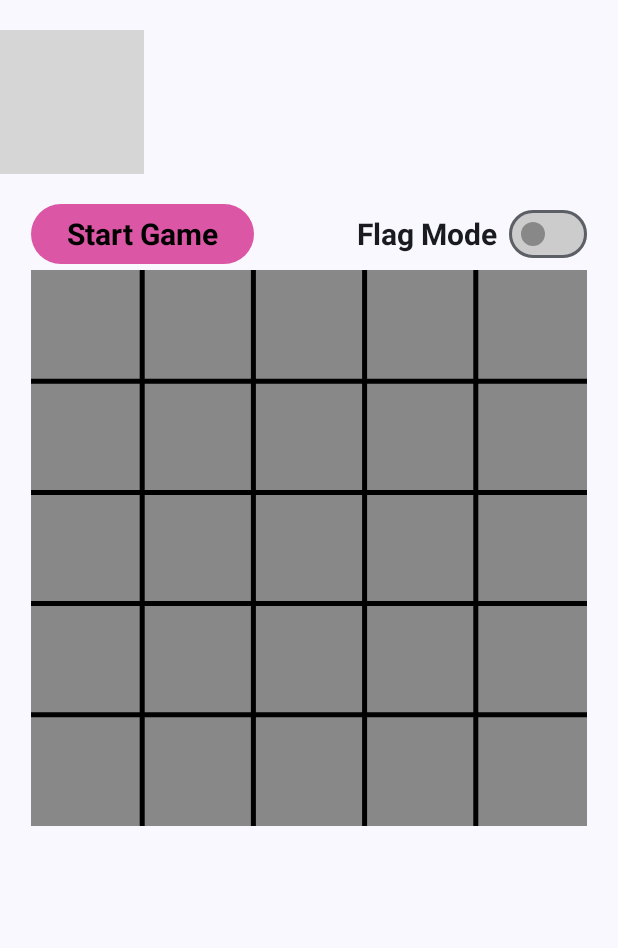
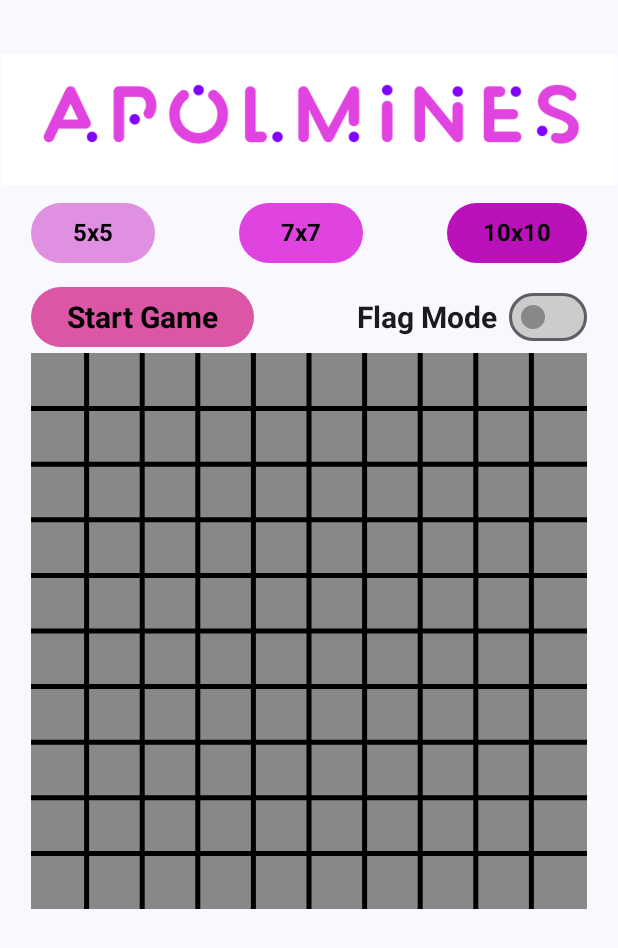
Before and after one commit to charlie-apolseed/AndroidMineSweeper, an Android app built with Jetpack Compose: the screen it shows after launch (MainActivity), after a tap on "Start Game", on a phone screen of 412 x 824 dp. Shown: the top 948 px of the screen. Run offline under Robolectric (Android 15) with nearby library versions, the phone set to English and light mode, and no system bars; 3 other taps on this screen came first; grey boxes are pictures that could not be loaded.

Commit message:
[Submission]

```diff
--- a/app/src/main/java/com/example/apolinskyminesweeper/MainActivity.kt
+++ b/app/src/main/java/com/example/apolinskyminesweeper/MainActivity.kt
@@ -5,14 +5,13 @@ import androidx.activity.ComponentActivity
 import androidx.activity.compose.setContent
 import androidx.activity.enableEdgeToEdge
 import androidx.compose.foundation.Image
-import androidx.compose.foundation.background
 import androidx.compose.foundation.layout.Column
 import androidx.compose.foundation.layout.fillMaxSize
 import androidx.compose.foundation.layout.padding
 import androidx.compose.material3.ExperimentalMaterial3Api
 import androidx.compose.material3.Scaffold
+import androidx.compose.ui.Alignment
 import androidx.compose.ui.Modifier
-import androidx.compose.ui.graphics.Color
 import androidx.compose.ui.graphics.ImageBitmap
 import androidx.compose.ui.res.imageResource
 import androidx.compose.ui.unit.dp
@@ -30,19 +29,28 @@ class MainActivity : ComponentActivity() {
 
                 Scaffold(
                     modifier = Modifier
-                        .fillMaxSize()
-                        .background(Color(0xFFFFFFFF)), // Set the background color to white
+                        .fillMaxSize(), // Set the background color to white
                 ) { innerPadding ->
-                    Column {
+                    Column(
+                        modifier = Modifier
+                            .fillMaxSize()
+                            .padding(vertical = 16.dp),  // Reduced the vertical padding
+                        horizontalAlignment = Alignment.CenterHorizontally
+                    ) {
                         Image(
                             bitmap = logo,
                             contentDescription = "Logo",
-                            modifier = Modifier.padding(bottom = 16.dp).padding(top = 20.dp)
+                            modifier = Modifier
+                                .padding(bottom = 8.dp)  // Reduced space between the logo and screen content
+                                .padding(top = 20.dp)
                         )
+
+                        // Removed the extra padding in MineSweeperScreen
                         MineSweeperScreen(modifier = Modifier.padding(innerPadding))
                     }
                 }
             }
         }
     }
+
 }
--- a/app/src/main/java/com/example/apolinskyminesweeper/ui/screen/MineSweeperModel.kt
+++ b/app/src/main/java/com/example/apolinskyminesweeper/ui/screen/MineSweeperModel.kt
@@ -11,22 +11,22 @@ import kotlin.random.Random
 
 
 class MineSweeperModel : ViewModel() {
-    val BOARD_SIZE = 5
-    var board by mutableStateOf(Array(BOARD_SIZE) { Array(BOARD_SIZE) { "" } })
-    var solutionBoard by mutableStateOf(Array(BOARD_SIZE) { Array(BOARD_SIZE) { "" } })
+    var boardSize by mutableStateOf(5)
+    var board by mutableStateOf(Array(boardSize) { Array(boardSize) { "" } })
+    var solutionBoard by mutableStateOf(Array(boardSize) { Array(boardSize) { "" } })
     var flagMode by mutableStateOf(false)
     var isGameOver by mutableStateOf(false)
     var isGameWon by mutableStateOf(false)
+    var mineCount by mutableStateOf(3)
 
 
     fun startGame() {
-        // Initialize the board and solution board
-        board = Array(BOARD_SIZE) { Array(BOARD_SIZE) { "" } }
-        solutionBoard = Array(BOARD_SIZE) { Array(BOARD_SIZE) { "" } }
-        var mineCount = 3
+
+        board = Array(boardSize) { Array(boardSize) { "" } }
+        solutionBoard = Array(boardSize) { Array(boardSize) { "" } }
         while (mineCount > 0) {
-            val x = Random.nextInt(BOARD_SIZE)
-            val y = Random.nextInt(BOARD_SIZE)
+            val x = Random.nextInt(boardSize)
+            val y = Random.nextInt(boardSize)
             if (solutionBoard[x][y] == "") {
                 solutionBoard[x][y] = "mine"
                 mineCount--
@@ -36,6 +36,17 @@ class MineSweeperModel : ViewModel() {
         isGameOver = false
         isGameWon = false
         Log.d("Solution Board", solutionBoard.contentDeepToString())
+    }
+
+    fun updateBoardSize (size: Int) {
+        boardSize = size
+        mineCount = when (size) {
+            5 -> 3
+            7 -> 6
+            10 -> 15
+            else -> 3
+        }
+        startGame()
     }
 
     fun onCellClick(row: Int, col: Int) {
@@ -56,14 +67,14 @@ class MineSweeperModel : ViewModel() {
             isGameOver = true
             isGameWon = true
         }
-        // Force board update
-        board = board.copyOf() // This line triggers the recomposition
+
+        board = board.copyOf()
     }
 
     fun isBoardFull(): Boolean {
         for (row in board) {
             for (cell in row) {
-                if (cell == "") { // Assuming empty cells are represented by an empty string
+                if (cell == "") {
                     return false
                 }
             }
@@ -79,30 +90,30 @@ class MineSweeperModel : ViewModel() {
         var mineCount = 0
         for (i in (row - 1)..(row + 1)) {
             for (j in (col - 1)..(col + 1)) {
-                if ((i in 0..(BOARD_SIZE - 1) && j in 0..(BOARD_SIZE - 1)) && (solutionBoard[i][j] == "mine")) {
+                if ((i in 0..(boardSize - 1) && j in 0..(boardSize - 1)) && (solutionBoard[i][j] == "mine")) {
                     mineCount += 1
                 }
             }
         }
         if (mineCount == 0) {
-            val isRevealed = Array(BOARD_SIZE) { Array(BOARD_SIZE) { false } }
+            val isRevealed = Array(boardSize) { Array(boardSize) { false } }
             revealEmptyArea(row, col, isRevealed)
         }
         Log.d("Board", board.contentDeepToString())
         return mineCount
     }
 
-    fun revealEmptyArea(row: Int, col: Int, isRevealed: Array<Array<Boolean>> = Array(BOARD_SIZE) { Array(BOARD_SIZE) { false } }) {
+    fun revealEmptyArea(row: Int, col: Int, isRevealed: Array<Array<Boolean>> = Array(boardSize) { Array(boardSize) { false } }) {
         isRevealed[row][col] = true
         for (i in (row - 1)..(row + 1)) {
             for (j in (col - 1)..(col + 1)) {
-                if ((i in 0..(BOARD_SIZE - 1) && j in 0..(BOARD_SIZE - 1)) && (solutionBoard[i][j] == "mine")) {
+                if ((i in 0..(boardSize - 1) && j in 0..(boardSize - 1)) && (solutionBoard[i][j] == "mine")) {
                     return
                 }
             }
         }
         board[row][col] = "0"
-        if (row + 1 < BOARD_SIZE) {
+        if (row + 1 < boardSize) {
             if (!isRevealed[row + 1][col]) {
                 revealEmptyArea(row + 1, col, isRevealed)
             }
@@ -112,7 +123,7 @@ class MineSweeperModel : ViewModel() {
                 revealEmptyArea(row - 1, col, isRevealed)
             }
         }
-        if (col + 1 < BOARD_SIZE) {
+        if (col + 1 < boardSize) {
             if (!isRevealed[row][col + 1]) {
                 revealEmptyArea(row, col + 1, isRevealed)
             }
--- a/app/src/main/java/com/example/apolinskyminesweeper/ui/screen/MineSweeperScreen.kt
+++ b/app/src/main/java/com/example/apolinskyminesweeper/ui/screen/MineSweeperScreen.kt
@@ -39,6 +39,7 @@ import androidx.lifecycle.viewmodel.compose.viewModel
 import com.example.apolinskyminesweeper.R
 
 
+
 @Composable
 fun MineSweeperScreen(
     modifier: Modifier,
@@ -47,13 +48,47 @@ fun MineSweeperScreen(
     val mineSweeperModel = viewModel
     val textMeasurer = rememberTextMeasurer()
 
-
     Column(
         modifier = modifier.fillMaxSize(),
         horizontalAlignment = Alignment.CenterHorizontally
     ) {
 
+        Row(
+            modifier = modifier
+                .fillMaxWidth(.9f)
+                .padding(bottom = 8.dp),
+            horizontalArrangement = Arrangement.SpaceBetween
+        ) {
+            Button(
+                onClick = { mineSweeperModel.updateBoardSize(5) },
+                colors = ButtonDefaults.buttonColors(
+                    containerColor = Color(0xFFE090E0),
+                    contentColor = Color.Black
+                )
+            ) {
+                Text(text = stringResource(R.string._5x5), style = TextStyle(fontSize = 16.sp, fontWeight = FontWeight.Bold))
+            }
 
+            Button(
+                onClick = { mineSweeperModel.updateBoardSize(7) },
+                colors = ButtonDefaults.buttonColors(
+                    containerColor = Color(0xFFE044E0),
+                    contentColor = Color.Black
+                )
+            ) {
+                Text(text = stringResource(R.string._7x7), style = TextStyle(fontSize = 16.sp, fontWeight = FontWeight.Bold))
+            }
+
+            Button(
+                onClick = { mineSweeperModel.updateBoardSize(10) },
+                colors = ButtonDefaults.buttonColors(
+                    containerColor = Color(0xFFBA11BA),
+                    contentColor = Color.Black
+                )
+            ) {
+                Text(text = stringResource(R.string._10x10), style = TextStyle(fontSize = 16.sp, fontWeight = FontWeight.Bold))
+            }
+        }
 
         Row(
             modifier = modifier.fillMaxWidth(.9f),
@@ -71,12 +106,16 @@ fun MineSweeperScreen(
                     style = TextStyle(
                         fontSize = 20.sp,
                         fontWeight = FontWeight.Bold
-                    ))
+                    )
+                )
             }
 
             Row(verticalAlignment = Alignment.CenterVertically) {
-                Text(text = stringResource(R.string.flag_mode), modifier = Modifier.padding(end = 8.dp) ,
-                    style = TextStyle(fontSize = 20.sp, fontWeight = FontWeight.Bold))
+                Text(
+                    text = stringResource(R.string.flag_mode),
+                    modifier = Modifier.padding(end = 8.dp),
+                    style = TextStyle(fontSize = 20.sp, fontWeight = FontWeight.Bold)
+                )
                 Switch(
                     checked = mineSweeperModel.flagMode,
                     colors = SwitchDefaults.colors(
@@ -101,8 +140,8 @@ fun MineSweeperScreen(
                 .pointerInput(key1 = Unit) {
                     detectTapGestures { offset -> // offset is the position of the tap
                         Log.d("Click: ", "x: ${offset.x}, y: ${offset.y}")
-                        val col = (offset.x / (size.width / mineSweeperModel.BOARD_SIZE)).toInt()
-                        val row = (offset.y / (size.width /mineSweeperModel.BOARD_SIZE )).toInt()
+                        val col = (offset.x / (size.width / mineSweeperModel.boardSize)).toInt()
+                        val row = (offset.y / (size.width / mineSweeperModel.boardSize)).toInt()
                         Log.d("Click: ", "row: $row, col: $col")
                         mineSweeperModel.onCellClick(row, col)
                     }
@@ -113,76 +152,80 @@ fun MineSweeperScreen(
                 topLeft = Offset.Zero,
             )
 
-            for (i in 1..(mineSweeperModel.BOARD_SIZE-1)) { //Draw the grid lines
+            for (i in 1..(mineSweeperModel.boardSize-1)) { //Draw the grid lines
                 drawLine(
                     Color.Black,
-                    start = Offset(i * size.width /mineSweeperModel.BOARD_SIZE , 0f),
-                    end = Offset(i * size.width /mineSweeperModel.BOARD_SIZE , size.height),
+                    start = Offset(i * size.width /mineSweeperModel.boardSize , 0f),
+                    end = Offset(i * size.width /mineSweeperModel.boardSize , size.height),
                     strokeWidth = 5f
                 )
                 drawLine(
                     Color.Black,
-                    start = Offset(0f, i * size.width / mineSweeperModel.BOARD_SIZE),
-                    end = Offset(size.width, i * size.width / mineSweeperModel.BOARD_SIZE),
+                    start = Offset(0f, i * size.width / mineSweeperModel.boardSize),
+                    end = Offset(size.width, i * size.width / mineSweeperModel.boardSize),
                     strokeWidth = 5f
                 )
             }
 
             mineSweeperModel.board.forEachIndexed { row, rowData ->
                 rowData.forEachIndexed { col, value ->
+                    val cellSize = size.width / mineSweeperModel.boardSize
+
                     if (value != "") {
-                        drawRect( //change the color of the background square
+                        drawRect(
                             Color.LightGray,
-                            topLeft = Offset((size.width / mineSweeperModel.BOARD_SIZE) * col, (size.width / mineSweeperModel.BOARD_SIZE) * row),
-                            size = Size(size.width / mineSweeperModel.BOARD_SIZE, size.width / mineSweeperModel.BOARD_SIZE)
+                            topLeft = Offset(cellSize * col, cellSize * row),
+                            size = Size(cellSize, cellSize)
                         )
+
                         if (value == "flag") {
-                            drawImage(imageFlagIcon,
-                                srcOffset = IntOffset(0,0),
-                                srcSize = IntSize(imageFlagIcon.width,imageFlagIcon.height),
-                                dstOffset = IntOffset(((size.width / mineSweeperModel.BOARD_SIZE) * (col) + (size.width / 35)).toInt(),
-                                    ((size.width / mineSweeperModel.BOARD_SIZE) * (row) + (size.height / 45)).toInt()
+
+                            drawImage(
+                                imageFlagIcon,
+                                srcOffset = IntOffset(0, 0),
+                                srcSize = IntSize(imageFlagIcon.width, imageFlagIcon.height),
+                                dstOffset = IntOffset(
+                                    (cellSize * col + (cellSize / 6)).toInt(),
+                                    (cellSize * row + (cellSize / 6)).toInt()
                                 ),
-                                dstSize = IntSize((size.width / 6).toInt(),
-                                    (size.width / 6).toInt()
-                                )
+                                dstSize = IntSize((cellSize / 1.5).toInt(), (cellSize / 1.5).toInt())
                             )
                         } else {
-                            // Measure the text before drawing
+
+                            val textSize = (cellSize / 2.5).sp
                             val textLayoutResult = textMeasurer.measure(
                                 text = value,
                                 style = TextStyle(
                                     color = Color.Black,
-                                    fontSize = (size.width / 14).sp,  // Adjust text size based on cell size
+                                    fontSize = textSize,
                                     fontWeight = FontWeight.Bold
                                 )
                             )
-                            // Draw the text at the center of each cell
+
                             drawText(
                                 textLayoutResult = textLayoutResult,
                                 topLeft = Offset(
-                                    (size.width / mineSweeperModel.BOARD_SIZE) * col + (size.width / 10) - textLayoutResult.size.width / 2,
-                                    (size.width / mineSweeperModel.BOARD_SIZE) * row + (size.width / 10) - textLayoutResult.size.height / 2
+                                    cellSize * col + cellSize / 2 - textLayoutResult.size.width / 2,
+                                    cellSize * row + cellSize / 2 - textLayoutResult.size.height / 2
                                 )
                             )
                         }
                     }
-
-
                 }
             }
+
         }
-        // Game Over Popup
+
         if (mineSweeperModel.isGameOver) {
             AlertDialog(
                 onDismissRequest = { /* Handle dismiss request */ },
                 confirmButton = {
                     Button(
                         onClick = {
-                            mineSweeperModel.startGame() // Restart the game
+                            mineSweeperModel.startGame()
                         },
                         colors = ButtonDefaults.buttonColors(
-                            containerColor = Color(0xFFDB56A4), // Pink color
+                            containerColor = Color(0xFFDB56A4),
                             contentColor = Color.Black
                         )
                     ) {
@@ -200,6 +243,5 @@ fun MineSweeperScreen(
                 }
             )
         }
-
     }
 }
--- a/app/src/main/res/values/strings.xml
+++ b/app/src/main/res/values/strings.xml
@@ -7,4 +7,7 @@
     <string name="you_won">You Won!</string>
     <string name="you_lost">You Lost!</string>
     <string name="apolinsky_mine_sweeper">Apolinsky Mine Sweeper</string>
+    <string name="_5x5">" 5x5 "</string>
+    <string name="_7x7">" 7x7 "</string>
+    <string name="_10x10">10x10</string>
 </resources>
```
Also changed, not shown: app/src/main/res/drawable/logo.png (added).
